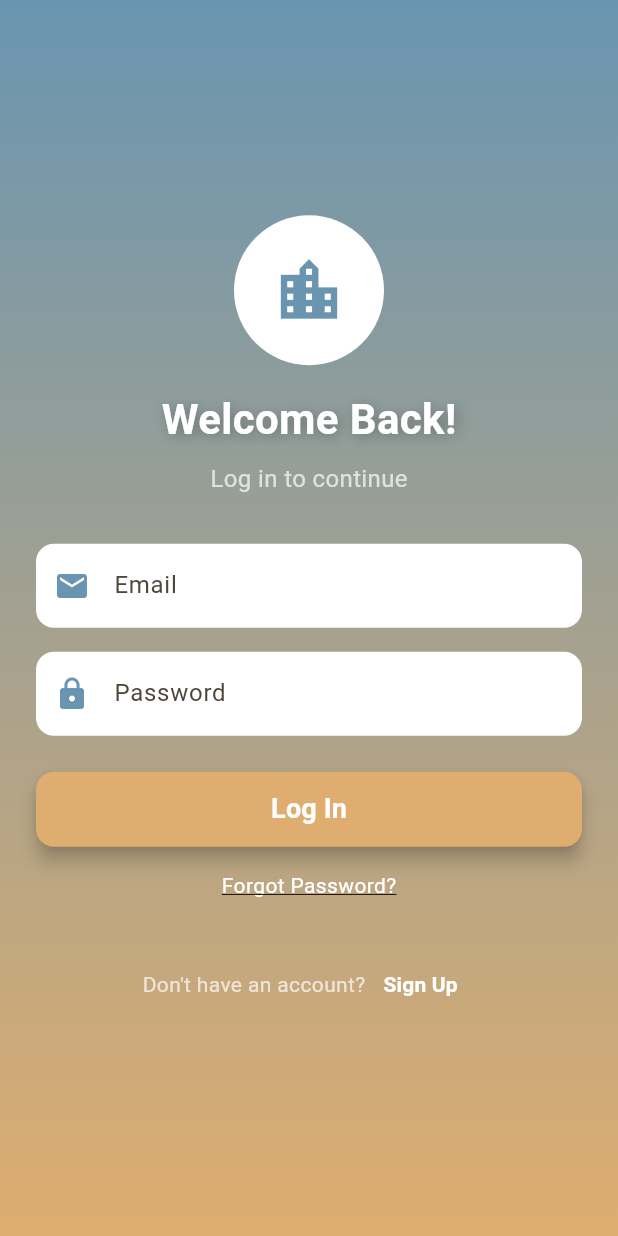
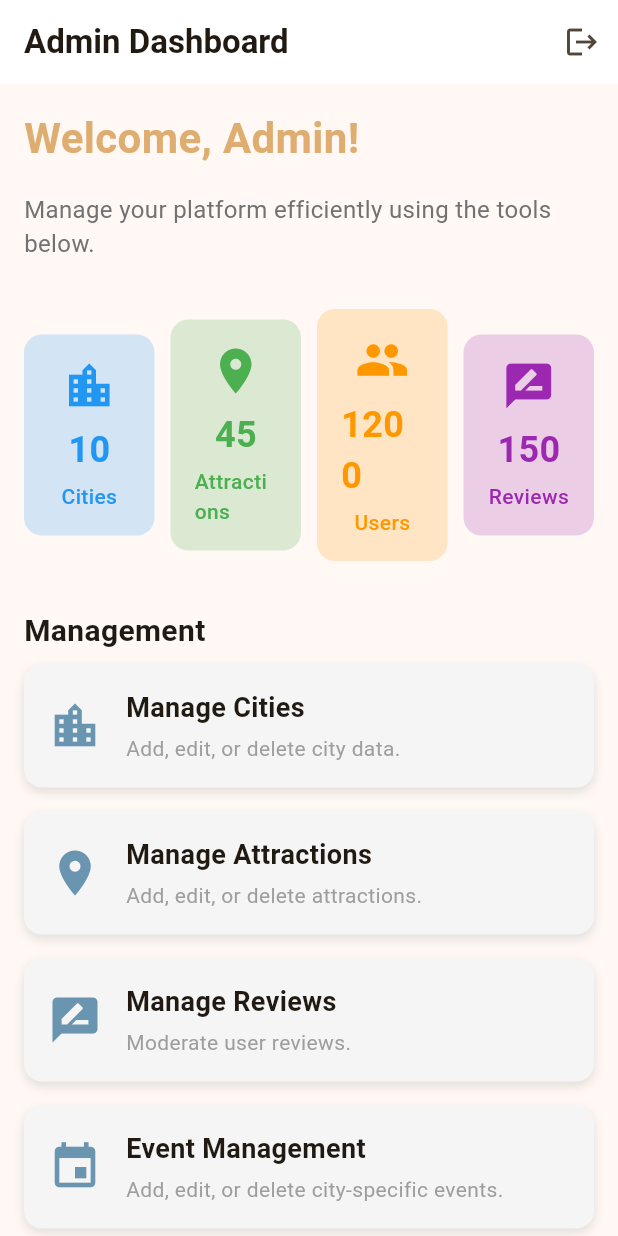
Before and after one commit to Daniyal2472/city_guide, a Flutter app: the screen it shows after launch, on a phone screen of 412 x 824 dp. Run offline on Flutter 3.47's test engine with Material 3 defaults, Android fonts, the phone set to English and light mode, and no system bars; our stand-ins replace cloud_firestore, firebase_auth, firebase_core; accounts and stored records are empty; Roboto replaces fonts that are missing (Montserrat).

Commit message:
adminscreen

```diff
--- a/city_guide/lib/main.dart
+++ b/city_guide/lib/main.dart
@@ -1,3 +1,4 @@
+import 'package:city_guide/screens/admin/adminscreen.dart';
 import 'package:city_guide/screens/auth/login.dart';
 import 'package:city_guide/utils/app_colors.dart';
 import 'package:flutter/material.dart';
@@ -24,7 +25,7 @@ class MyApp extends StatelessWidget {
         colorScheme: ColorScheme.fromSeed(seedColor: primary),
         useMaterial3: true,
       ),
-      home: LoginScreen(),
+      home: AdminPage(),
     );
   }
 }
--- /dev/null
+++ b/city_guide/lib/screens/admin/adminscreen.dart
@@ -0,0 +1,278 @@
+import 'package:flutter/material.dart';
+
+class AdminPage extends StatelessWidget {
+  @override
+  Widget build(BuildContext context) {
+    return Scaffold(
+      appBar: AppBar(
+        title: Text(
+          'Admin Dashboard',
+          style: TextStyle(fontFamily: 'Montserrat', fontWeight: FontWeight.bold),
+        ),
+        backgroundColor: Color.fromARGB(255, 255, 255, 255),
+        actions: [
+          IconButton(
+            icon: Icon(Icons.logout),
+            onPressed: () {
+              // Handle Logout
+            },
+          ),
+        ],
+      ),
+      body: SingleChildScrollView(
+        child: Padding(
+          padding: const EdgeInsets.all(16.0),
+          child: Column(
+            crossAxisAlignment: CrossAxisAlignment.start,
+            children: [
+              // Welcome Section
+              Text(
+                "Welcome, Admin!",
+                style: TextStyle(
+                  fontSize: 28,
+                  fontWeight: FontWeight.bold,
+                  fontFamily: 'Montserrat',
+                  color: Color(0xFFDEAD6F),
+                ),
+              ),
+              SizedBox(height: 16),
+              Text(
+                "Manage your platform efficiently using the tools below.",
+                style: TextStyle(fontSize: 16, color: Color(0xFF727272)),
+              ),
+
+              SizedBox(height: 32),
+
+              // Dashboard Stats
+              Row(
+                mainAxisAlignment: MainAxisAlignment.spaceBetween,
+                children: [
+                  DashboardCard(
+                    title: "Cities",
+                    count: 10,
+                    icon: Icons.location_city,
+                    color: Colors.blue,
+                    onTap: () {
+                      // Navigate to Manage Cities
+                    },
+                  ),
+                  DashboardCard(
+                    title: "Attractions",
+                    count: 45,
+                    icon: Icons.place,
+                    color: Colors.green,
+                    onTap: () {
+                      // Navigate to Manage Attractions
+                    },
+                  ),
+                  DashboardCard(
+                    title: "Users",
+                    count: 1200,
+                    icon: Icons.people,
+                    color: Colors.orange,
+                    onTap: () {
+                      // Navigate to User Management
+                    },
+                  ),
+                  DashboardCard(
+                    title: "Reviews",
+                    count: 150,
+                    icon: Icons.rate_review,
+                    color: Colors.purple,
+                    onTap: () {
+                      // Navigate to Manage Reviews
+                    },
+                  ),
+                ],
+              ),
+
+              SizedBox(height: 32),
+
+              // Management Sections
+              SectionHeader(title: "Management"),
+              AdminActionCard(
+                title: "Manage Cities",
+                description: "Add, edit, or delete city data.",
+                icon: Icons.location_city,
+                onTap: () {
+                  // Navigate to Manage Cities Page
+                },
+              ),
+              AdminActionCard(
+                title: "Manage Attractions",
+                description: "Add, edit, or delete attractions.",
+                icon: Icons.place,
+                onTap: () {
+                  // Navigate to Manage Attractions Page
+                },
+              ),
+              AdminActionCard(
+                title: "Manage Reviews",
+                description: "Moderate user reviews.",
+                icon: Icons.rate_review,
+                onTap: () {
+                  // Navigate to Manage Reviews Page
+                },
+              ),
+              AdminActionCard(
+                title: "Event Management",
+                description: "Add, edit, or delete city-specific events.",
+                icon: Icons.event,
+                onTap: () {
+                  // Navigate to Event Management Page
+                },
+              ),
+
+              SizedBox(height: 32),
+
+              // Notifications Section
+              SectionHeader(title: "Notifications"),
+              AdminActionCard(
+                title: "Create Notifications",
+                description: "Send notifications to users.",
+                icon: Icons.notifications,
+                onTap: () {
+                  // Navigate to Notifications Page
+                },
+              ),
+            ],
+          ),
+        ),
+      ),
+    );
+  }
+}
+
+// Reusable Widgets
+
+class DashboardCard extends StatelessWidget {
+  final String title;
+  final int count;
+  final IconData icon;
+  final Color color;
+  final VoidCallback onTap;
+
+  const DashboardCard({
+    required this.title,
+    required this.count,
+    required this.icon,
+    required this.color,
+    required this.onTap,
+  });
+
+  @override
+  Widget build(BuildContext context) {
+    return GestureDetector(
+      onTap: onTap,
+      child: Container(
+        width: MediaQuery.of(context).size.width / 4 - 16,
+        padding: EdgeInsets.all(16),
+        decoration: BoxDecoration(
+          color: color.withOpacity(0.2),
+          borderRadius: BorderRadius.circular(12),
+        ),
+        child: Column(
+          mainAxisAlignment: MainAxisAlignment.center,
+          children: [
+            Icon(icon, size: 36, color: color),
+            SizedBox(height: 8),
+            Text(
+              "$count",
+              style: TextStyle(
+                fontSize: 24,
+                fontWeight: FontWeight.bold,
+                color: color,
+              ),
+            ),
+            SizedBox(height: 4),
+            Text(
+              title,
+              style: TextStyle(
+                fontSize: 14,
+                fontWeight: FontWeight.w500,
+                color: color,
+              ),
+            ),
+          ],
+        ),
+      ),
+    );
+  }
+}
+
+class SectionHeader extends StatelessWidget {
+  final String title;
+
+  const SectionHeader({required this.title});
+
+  @override
+  Widget build(BuildContext context) {
+    return Text(
+      title,
+      style: TextStyle(
+        fontSize: 20,
+        fontWeight: FontWeight.bold,
+        fontFamily: 'Montserrat',
+      ),
+    );
+  }
+}
+
+class AdminActionCard extends StatelessWidget {
+  final String title;
+  final String description;
+  final IconData icon;
+  final VoidCallback onTap;
+
+  const AdminActionCard({
+    required this.title,
+    required this.description,
+    required this.icon,
+    required this.onTap,
+  });
+
+  @override
+  Widget build(BuildContext context) {
+    return GestureDetector(
+      onTap: onTap,
+      child: Container(
+        margin: EdgeInsets.symmetric(vertical: 8),
+        padding: EdgeInsets.all(16),
+        decoration: BoxDecoration(
+          color: Color(0xFFF5F5F5),
+          borderRadius: BorderRadius.circular(12),
+          boxShadow: [
+            BoxShadow(
+              color: Colors.grey.withOpacity(0.3),
+              blurRadius: 6,
+              offset: Offset(0, 3),
+            ),
+          ],
+        ),
+        child: Row(
+          children: [
+            Icon(icon, size: 36, color: Color(0xFF6995B1)),
+            SizedBox(width: 16),
+            Column(
+              crossAxisAlignment: CrossAxisAlignment.start,
+              children: [
+                Text(
+                  title,
+                  style: TextStyle(
+                    fontSize: 18,
+                    fontWeight: FontWeight.bold,
+                  ),
+                ),
+                SizedBox(height: 4),
+                Text(
+                  description,
+                  style: TextStyle(fontSize: 14, color: Colors.grey),
+                ),
+              ],
+            ),
+          ],
+        ),
+      ),
+    );
+  }
+}
```
